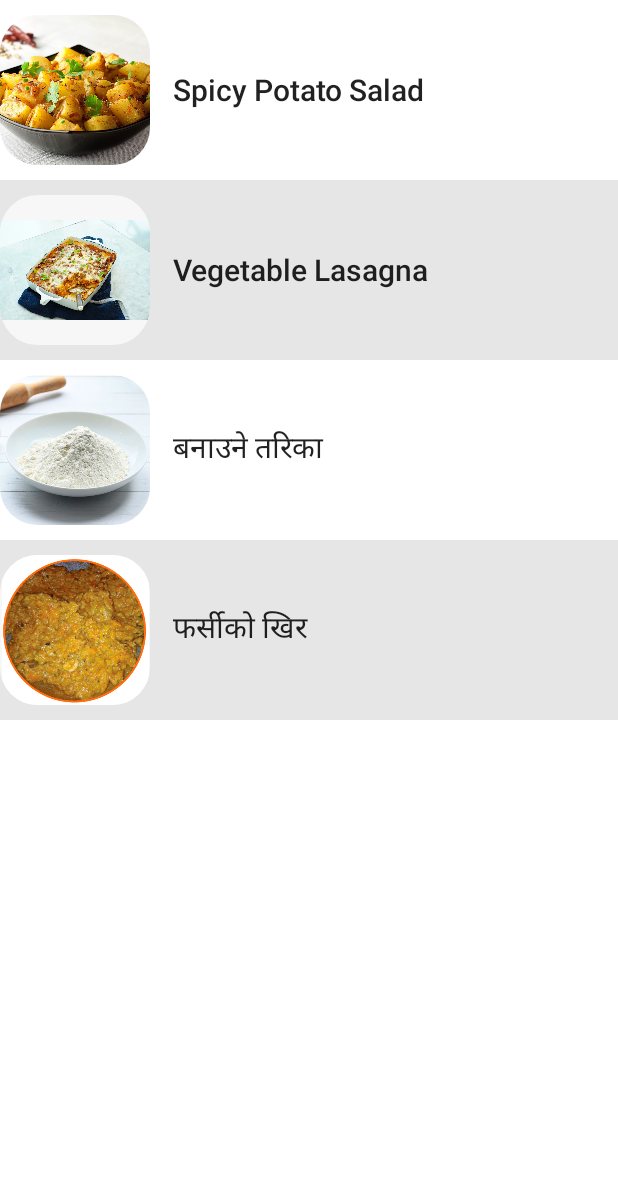
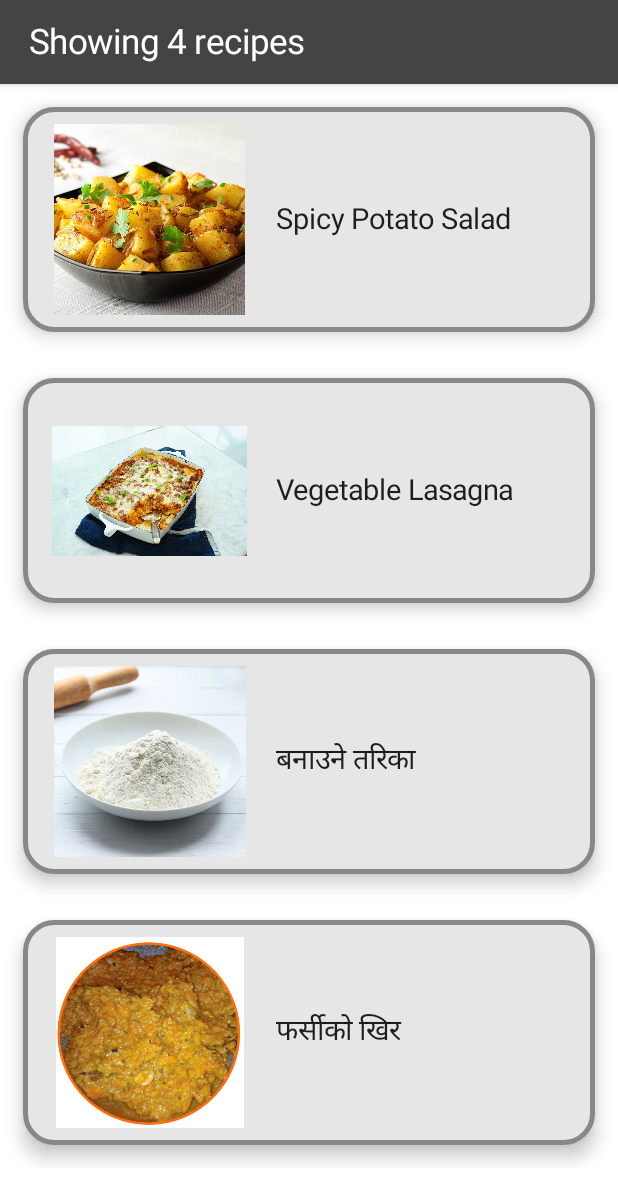
Before and after one commit to XIIIXIIXIXI/SundMadNepal, an Android app built with Jetpack Compose: the RecipeScreen screen opened through its navigation route, on a phone screen of 412 x 824 dp. Shown: the top 1203 px of the screen. Run offline under Robolectric (Android 15) with nearby library versions, the phone set to English and light mode, and no system bars; our stand-ins replace Dagger/Hilt's generated code, Room's generated code; libraries missing offline, so code that uses them is left out: org.checkerframework.checker; 1 statement that could not run was skipped.

```diff
--- a/app/src/main/java/com/example/sundmadnepal/SundNepal/presentation/recipe/RecipeScreen.kt
+++ b/app/src/main/java/com/example/sundmadnepal/SundNepal/presentation/recipe/RecipeScreen.kt
@@ -1,12 +1,11 @@
 package com.example.sundmadnepal
 
-import androidx.compose.foundation.Image
-import androidx.compose.foundation.background
+import androidx.compose.foundation.*
 import androidx.compose.foundation.gestures.detectTapGestures
-import androidx.compose.foundation.horizontalScroll
 import androidx.compose.foundation.layout.*
 import androidx.compose.foundation.lazy.LazyColumn
-import androidx.compose.foundation.rememberScrollState
+import androidx.compose.foundation.lazy.items
+import androidx.compose.foundation.shape.RoundedCornerShape
 import androidx.compose.material.*
 import androidx.compose.material.icons.Icons
 import androidx.compose.material.icons.filled.Build
@@ -16,6 +15,7 @@ import androidx.compose.material.icons.filled.Person
 import androidx.compose.runtime.Composable
 import androidx.compose.ui.Alignment
 import androidx.compose.ui.Modifier
+import androidx.compose.ui.graphics.Color
 import androidx.compose.ui.graphics.vector.ImageVector
 import androidx.compose.ui.input.pointer.pointerInput
 import androidx.compose.ui.layout.ContentScale
@@ -34,6 +34,7 @@ import com.example.sundmadnepal.SundNepal.presentation.util.Screen
 import com.example.sundmadnepal.ui.theme.LightGray
 import com.example.sundmadnepal.ui.theme.Shapes
 import com.example.sundmadnepal.ui.theme.SlightlyLessLightGray
+import org.checkerframework.checker.units.qual.h
 
 @Composable
 fun RecipeScreen(
@@ -45,6 +46,82 @@ fun RecipeScreen(
 
 }
 
+@Composable
+private fun RecipeScreenContent(
+    viewmodel: RecipeState,
+    navController: NavController,
+    viewModel: RecipesViewModel
+) {
+    Scaffold (
+        topBar = { TopCBar(viewmodel.recipeswithKey.size) } )
+    {
+        Surface {
+            LazyColumn {
+                items(viewmodel.recipeswithKey.size) { recipeNumber ->
+                    MainCard(
+                        viewmodel.recipeswithKey[recipeNumber].recipe.recipe.image,
+                        viewmodel.recipeswithKey[recipeNumber].recipe.recipe.recipeName
+                    ){
+                        viewModel.getSpecificRecipe(recipeNumber)
+                        navController.navigate(Screen.AboutScreen.route)
+                    }
+                }
+            }
+        }
+    }
+}
+
+@Composable
+private fun MainCard(
+    image: String,
+    title: String,
+    onClick: () -> Unit){
+    Card(
+
+        backgroundColor = SlightlyLessLightGray,
+        elevation = 7.dp,
+        shape = RoundedCornerShape(21.dp),
+        modifier = Modifier
+            .padding(15.dp)
+            .height(150.dp)
+            .fillMaxWidth()
+            .clickable { onClick.invoke() },
+        border = BorderStroke(3.dp, Color.Gray)
+    ) {
+        Row(
+            verticalAlignment = Alignment.CenterVertically,
+            modifier = Modifier
+                .fillMaxWidth()
+                .padding(start = 19.dp, end = 19.dp, top = 11.dp, bottom = 11.dp),
+            horizontalArrangement = Arrangement.Start
+        ) {
+            Image(
+                painterResource(id = LocalContext.current.resources.getIdentifier(image, "drawable", LocalContext.current.packageName)),
+                contentDescription = null,
+                modifier = Modifier.size(130.dp)
+            )
+            Spacer(modifier = Modifier.width(19.dp))
+            Text(text = title, modifier = Modifier.fillMaxWidth().padding(end = 11.dp), fontSize = 19.sp)
+        }
+    }
+}
+
+@Composable
+private fun TopCBar(recipes: Int) {
+    TopAppBar(
+        backgroundColor = Color.DarkGray,
+        contentPadding = PaddingValues(start = 19.dp),
+    ) {
+        Text(
+            text = "Showing $recipes recipes",
+            fontSize = 23.sp,
+            color = Color.White
+        )
+    }
+}
+
+
+/*
 @Composable
 private fun RecipeScreenContent(viewmodel: RecipeState, navController: NavController, viewModel: RecipesViewModel) {
     LazyColumn() {
@@ -127,3 +204,5 @@ private fun RecipesPrim(recipes: List<Recipe>, navController: NavController){
     }
 }
 */
+
+*/
```
